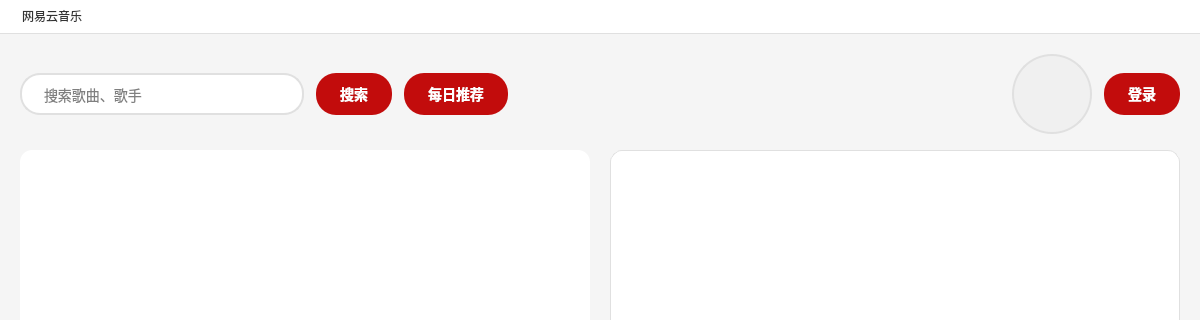
Old version of the form mainwindow.ui in the repository Guailoudou/ld_ncm; both pictures show x 0 to 1200 and y 0 to 320 of the 1200 by 854 pixel window.
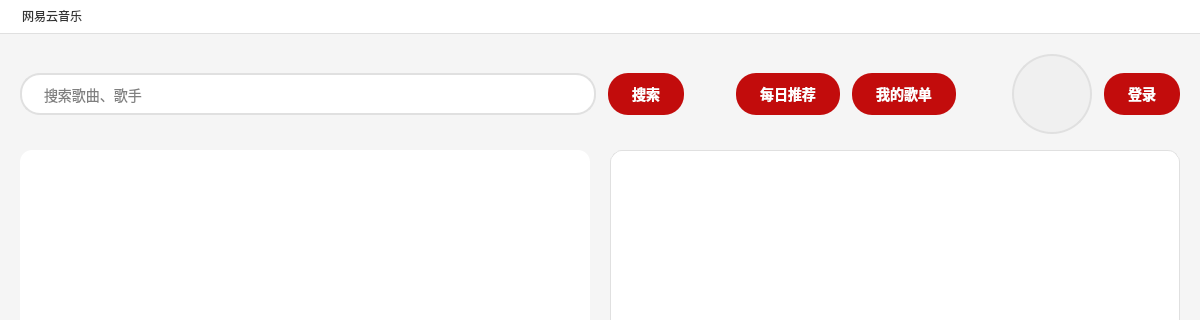
New version of the form.

Commit message:
refactor: 替换旧的playerlist组件为用户歌单组件
1. 删除了冗余的旧playerlist相关文件
2. 新增user_playerlist组件用于展示用户歌单项
3. 为主窗口添加我的歌单按钮及点击响应逻辑
4. 调整music_list_item的setItem参数为引用传递
5. 优化主窗口搜索栏布局，新增我的歌单按钮
6. 修复部分文件的编码格式问题

```diff
--- a/mainwindow.ui
+++ b/mainwindow.ui
@@ -157,7 +157,7 @@
        <number>16</number>
       </property>
       <item>
-       <layout class="QHBoxLayout" name="searchLayout" stretch="1,0,0">
+       <layout class="QHBoxLayout" name="searchLayout" stretch="1,0,0,0,0,0">
         <property name="spacing">
          <number>12</number>
         </property>
@@ -175,6 +175,19 @@
           </property>
          </widget>
         </item>
+        <item>
+         <spacer name="horizontalSpacer_2">
+          <property name="orientation">
+           <enum>Qt::Horizontal</enum>
+          </property>
+          <property name="sizeHint" stdset="0">
+           <size>
+            <width>40</width>
+            <height>20</height>
+           </size>
+          </property>
+         </spacer>
+        </item>
         <item>
          <widget class="QPushButton" name="recButton">
           <property name="text">
@@ -182,21 +195,28 @@
           </property>
          </widget>
         </item>
+        <item>
+         <widget class="QPushButton" name="playlistButton">
+          <property name="text">
+           <string>我的歌单</string>
+          </property>
+         </widget>
+        </item>
+        <item>
+         <spacer name="horizontalSpacer_3">
+          <property name="orientation">
+           <enum>Qt::Horizontal</enum>
+          </property>
+          <property name="sizeHint" stdset="0">
+           <size>
+            <width>40</width>
+            <height>20</height>
+           </size>
+          </property>
+         </spacer>
+        </item>
        </layout>
       </item>
-      <item>
-       <spacer name="topSpacer">
-        <property name="orientation">
-         <enum>Qt::Horizontal</enum>
-        </property>
-        <property name="sizeHint" stdset="0">
-         <size>
-          <width>40</width>
-          <height>20</height>
-         </size>
-        </property>
-       </spacer>
-      </item>
       <item>
        <layout class="QHBoxLayout" name="userLayout">
         <property name="spacing">
```
The commit also changes 11 other files.
